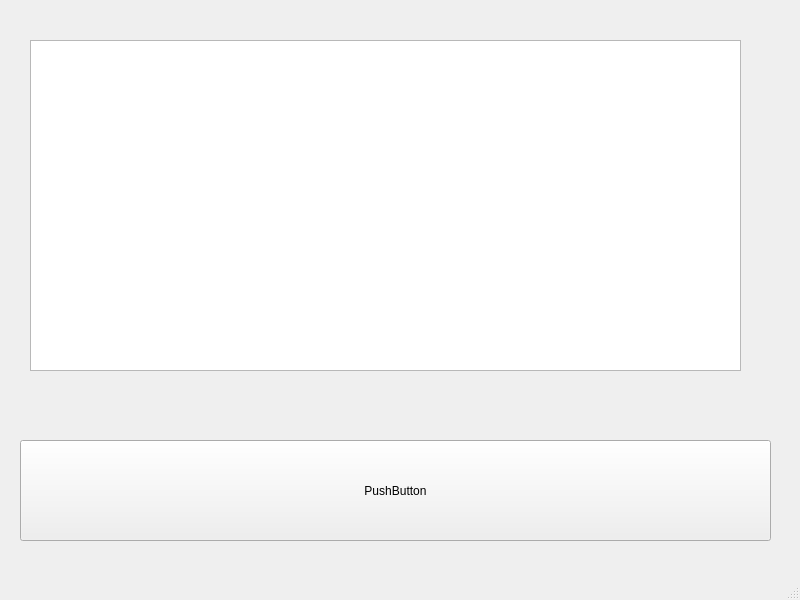
Above: XSignWin.ui from late0001/XSign before the change. Below: the same form after it.
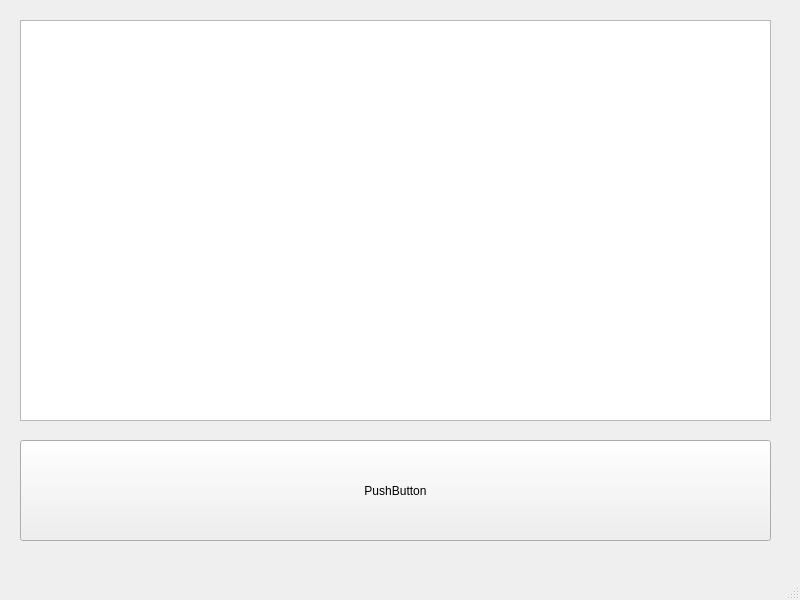
That is the form after the change.

Commit message: Handling file drag, display file to QListWidget

```diff
--- a/XSignWin.ui
+++ b/XSignWin.ui
@@ -27,13 +27,13 @@
      <string>PushButton</string>
     </property>
    </widget>
-   <widget class="QListView" name="listView">
+   <widget class="QListWidget" name="listWidget">
     <property name="geometry">
      <rect>
-      <x>30</x>
-      <y>40</y>
-      <width>711</width>
-      <height>331</height>
+      <x>20</x>
+      <y>20</y>
+      <width>751</width>
+      <height>401</height>
      </rect>
     </property>
    </widget>
```
The commit also changes 2 other files.
